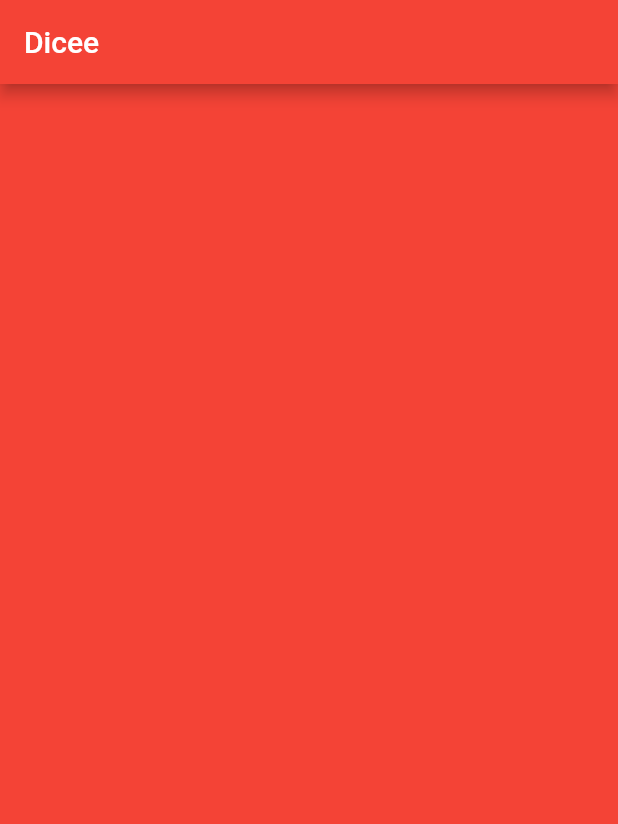
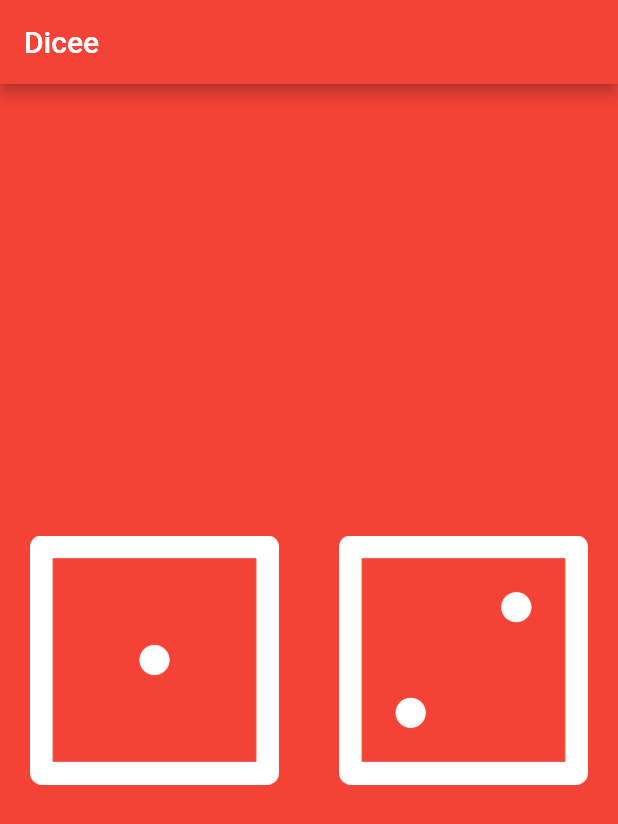
Before and after one commit to ghigbie/flutter_dice, a Flutter app: the screen it shows after launch, on a phone screen of 412 x 824 dp. Shown: the top 824 px of the screen. Run offline on Flutter 3.47's test engine with Material 2 defaults, Android fonts, the phone set to English and light mode, and no system bars.

Commit message:
Add second half

```diff
--- a/lib/dice_page.dart
+++ b/lib/dice_page.dart
@@ -10,13 +10,29 @@ class DicePage extends StatelessWidget{
             Expanded(
               child: AspectRatio(
                 aspectRatio: 1/1,
-                child: Container()
+                child: Container(
+                  child: Padding(
+                    padding: EdgeInsets.all(20),
+                    child: Image(
+                      image: AssetImage('images/dice1.png')
+                    )
+                  )
+                )
               )
             ),
             Expanded(
               child: AspectRatio(
                 aspectRatio: 1/1,
-                child: Container()
+                child: Container(
+                  child: Container(
+                    child: Padding(
+                      padding: EdgeInsets.all(20),
+                      child: Image(
+                        image: AssetImage('images/dice2.png')
+                      )
+                    )
+                  )
+                )
               )
             )
           ],
```
